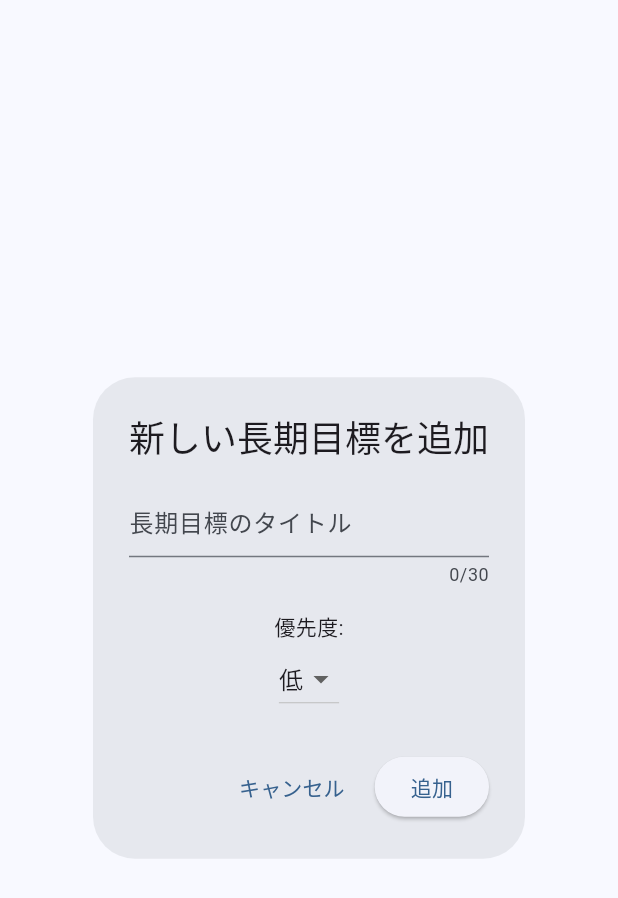
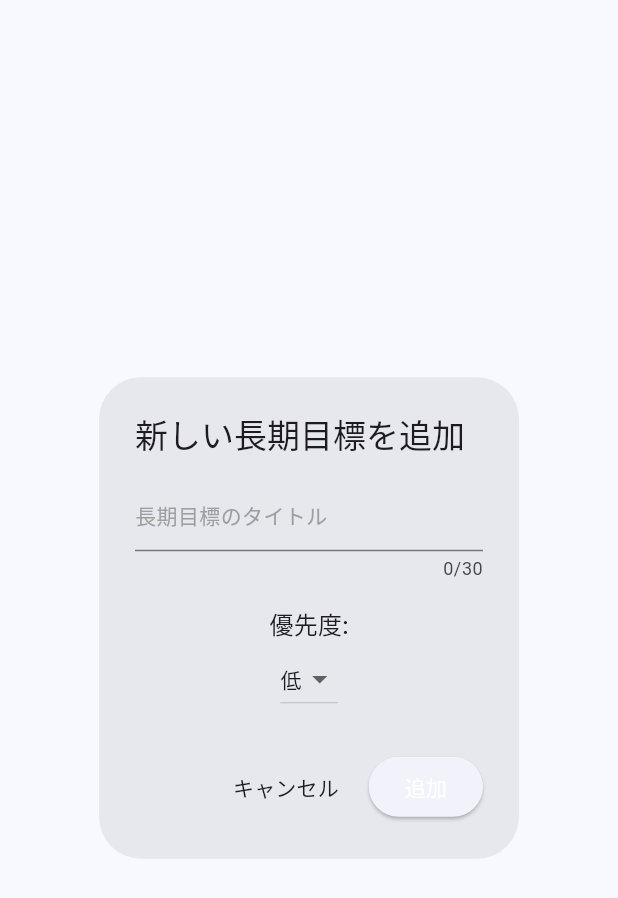
Before and after one commit to miyamotoyusuke/priority-todo, a Flutter app: the AddGoalDialog widget shown alone on an empty page, opened directly with empty values, on a phone screen of 412 x 824 dp. Shown: the top 898 px of the screen. Run offline on Flutter 3.47's test engine with Material 3 defaults, Android fonts, the phone set to English and light mode, and no system bars; our stand-ins replace cloud_firestore, firebase_auth, firebase_core, google_fonts; accounts and stored records are empty; generated files the repository leaves out were written again; network calls fail; statements that could not run were skipped.

Commit message:
change font

```diff
--- a/lib/widget/add_goal_dialog.dart
+++ b/lib/widget/add_goal_dialog.dart
@@ -25,16 +25,37 @@ class _AddGoalDialogState extends State<AddGoalDialog> {
 
   List<DropdownMenuItem<int>> get _priorityItems {
     return [
-      DropdownMenuItem(value: 0, child: Text(priorityToString(0))),
-      DropdownMenuItem(value: 1, child: Text(priorityToString(1))),
-      DropdownMenuItem(value: 2, child: Text(priorityToString(2))),
+      DropdownMenuItem(
+        value: 0,
+        child: Text(
+          priorityToString(0),
+          style: Theme.of(context).textTheme.bodyMedium,
+        ),
+      ),
+      DropdownMenuItem(
+        value: 1,
+        child: Text(
+          priorityToString(1),
+          style: Theme.of(context).textTheme.bodyMedium,
+        ),
+      ),
+      DropdownMenuItem(
+        value: 2,
+        child: Text(
+          priorityToString(2),
+          style: Theme.of(context).textTheme.bodyMedium,
+        ),
+      ),
     ];
   }
 
   @override
   Widget build(BuildContext context) {
     return AlertDialog(
-      title: const Text('新しい長期目標を追加'),
+      title: Text(
+        '新しい長期目標を追加',
+        style: Theme.of(context).textTheme.titleLarge,
+      ),
       content: SingleChildScrollView(
         child: Column(
           mainAxisSize: MainAxisSize.min,
@@ -42,13 +63,20 @@ class _AddGoalDialogState extends State<AddGoalDialog> {
             TextField(
               controller: _titleController,
               maxLength: 30,
+              style: Theme.of(context).textTheme.bodyLarge,
               decoration: InputDecoration(
                 hintText: '長期目標のタイトル',
                 errorText: errorMessage,
+                hintStyle: Theme.of(context).textTheme.bodyMedium?.copyWith(
+                  color: Colors.grey,
+                ),
               ),
             ),
             const SizedBox(height: 16),
-            const Text('優先度:'),
+            Text(
+              '優先度:',
+              style: Theme.of(context).textTheme.titleMedium,
+            ),
             DropdownButton<int>(
               value: selectedPriority,
               onChanged: (int? newValue) {
@@ -63,13 +91,21 @@ class _AddGoalDialogState extends State<AddGoalDialog> {
       ),
       actions: [
         TextButton(
-          child: const Text('キャンセル'),
+          child: Text(
+            'キャンセル',
+            style: Theme.of(context).textTheme.labelLarge,
+          ),
           onPressed: () {
             Navigator.of(context).pop();
           },
         ),
         ElevatedButton(
-          child: const Text('追加'),
+          child: Text(
+            '追加',
+            style: Theme.of(context).textTheme.labelLarge?.copyWith(
+              color: Colors.white,
+            ),
+          ),
           onPressed: () {
             final newTitle = _titleController.text.trim();
             if (newTitle.isEmpty || newTitle.length > 30) {
```
